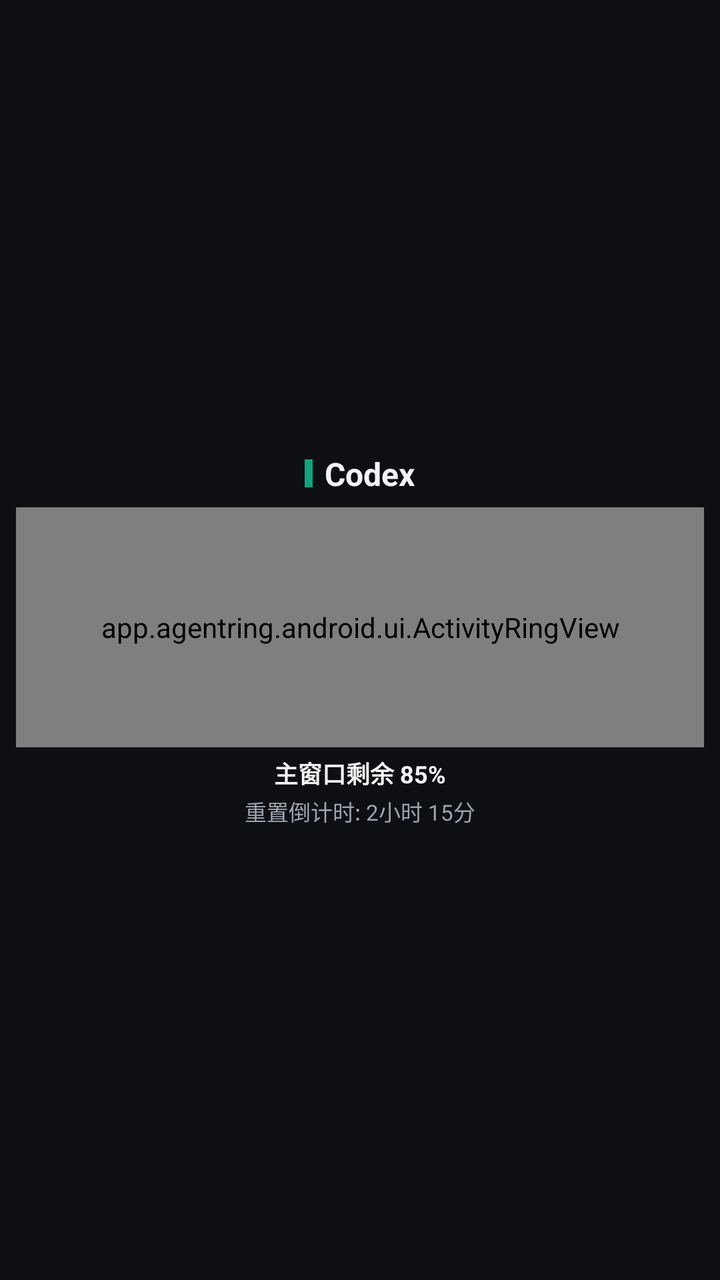
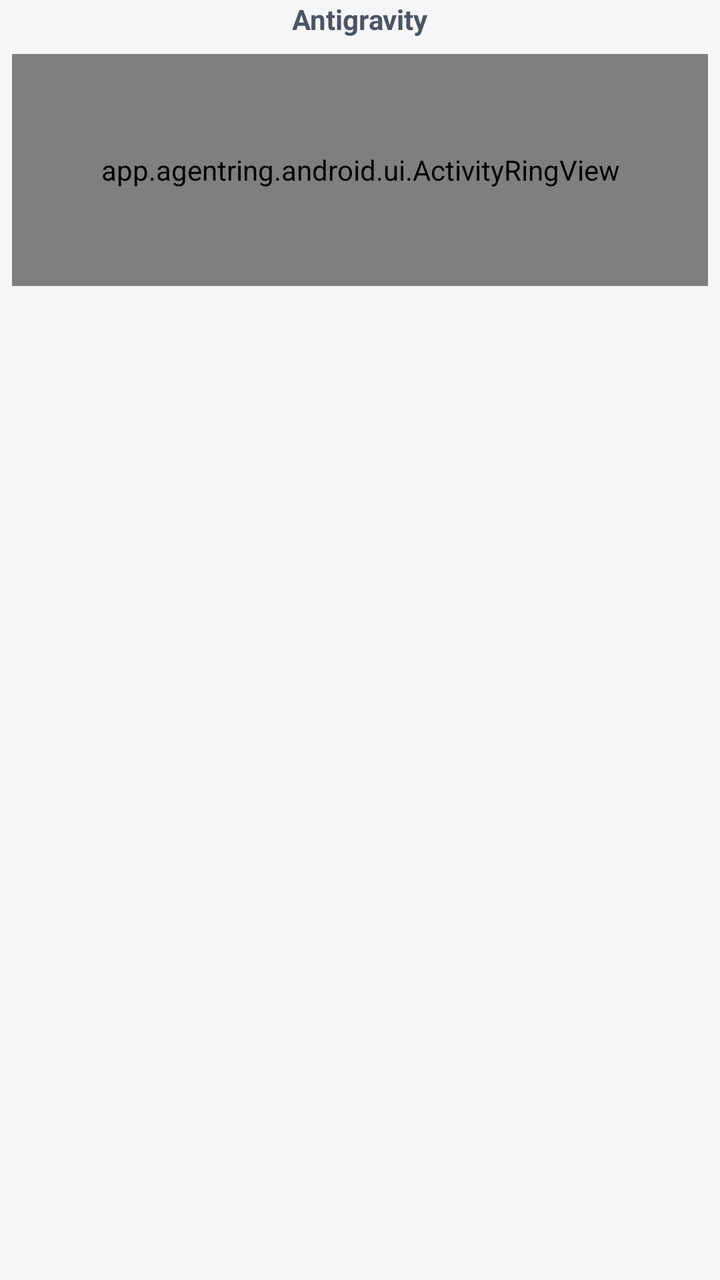

Screens rendered from an Android XML layout before and after an edit, with the pre-edit source and the edit as a unified diff.
<!-- AndroidManifest.xml: application theme Theme.AgentRing -->
<!-- res/layout/item_provider_column.xml -->
<?xml version="1.0" encoding="utf-8"?>
<LinearLayout xmlns:android="http://schemas.android.com/apk/res/android"
    android:layout_width="0dp"
    android:layout_height="match_parent"
    android:layout_weight="1"
    android:gravity="center_horizontal|center_vertical"
    android:orientation="vertical"
    android:paddingStart="8dp"
    android:paddingTop="4dp"
    android:paddingEnd="8dp"
    android:paddingBottom="4dp">

    
    <LinearLayout
        android:layout_width="wrap_content"
        android:layout_height="wrap_content"
        android:gravity="center_vertical"
        android:orientation="horizontal">

        <View
            android:id="@+id/providerColorIndicator"
            android:layout_width="4dp"
            android:layout_height="14dp"
            android:layout_marginEnd="6dp"
            android:background="@color/codex_primary" />

        <TextView
            android:id="@+id/providerName"
            android:layout_width="wrap_content"
            android:layout_height="wrap_content"
            android:text="Codex"
            android:textColor="@color/text_primary"
            android:textSize="16sp"
            android:textStyle="bold" />
    </LinearLayout>

    
    <FrameLayout
        android:id="@+id/ringContainer"
        android:layout_width="match_parent"
        android:layout_height="120dp"
        android:layout_marginTop="6dp"
        android:layout_marginBottom="4dp">

        <app.agentring.android.ui.ActivityRingView
            android:id="@+id/activityRingView"
            android:layout_width="match_parent"
            android:layout_height="match_parent"
            android:layout_gravity="center" />
    </FrameLayout>

    
    <TextView
        android:id="@+id/primaryLabel"
        android:layout_width="wrap_content"
        android:layout_height="wrap_content"
        android:gravity="center"
        android:text="主窗口剩余 85%"
        android:textColor="@color/text_primary"
        android:textSize="12sp"
        android:textStyle="bold" />

    
    <TextView
        android:id="@+id/resetCountdown"
        android:layout_width="wrap_content"
        android:layout_height="wrap_content"
        android:layout_marginTop="2dp"
        android:gravity="center"
        android:text="重置倒计时: 2小时 15分"
        android:textColor="@color/text_secondary"
        android:textSize="11sp" />

    
    <LinearLayout
        android:id="@+id/secondaryLayout"
        android:layout_width="wrap_content"
        android:layout_height="wrap_content"
        android:layout_marginTop="5dp"
        android:background="@drawable/bg_pill"
        android:gravity="center_vertical"
        android:orientation="horizontal"
        android:paddingStart="8dp"
        android:paddingTop="3dp"
        android:paddingEnd="8dp"
        android:paddingBottom="3dp"
        android:visibility="gone">

        <TextView
            android:id="@+id/secondaryLabel"
            android:layout_width="wrap_content"
            android:layout_height="wrap_content"
            android:text="7天窗口 剩余"
            android:textColor="@color/text_secondary"
            android:textSize="10sp" />

        <TextView
            android:id="@+id/secondaryPercent"
            android:layout_width="wrap_content"
            android:layout_height="wrap_content"
            android:layout_marginStart="4dp"
            android:text="92%"
            android:textColor="@color/text_primary"
            android:textSize="11sp"
            android:textStyle="bold" />
    </LinearLayout>

    
    <TextView
        android:id="@+id/extraInfo"
        android:layout_width="wrap_content"
        android:layout_height="wrap_content"
        android:layout_marginTop="4dp"
        android:gravity="center"
        android:text="Credits 余额: $25.00"
        android:textColor="@color/text_tertiary"
        android:textSize="10sp"
        android:visibility="gone" />

</LinearLayout>
<!-- resources referenced by this layout -->
<resources>
  <color name="codex_primary">#10A37F</color>
  <color name="text_primary">#F3F4F6</color>
  <color name="text_secondary">#9CA3AF</color>
  <color name="text_tertiary">#6B7280</color>
  <!-- drawable bg_pill (drawable) -->
  <?xml version="1.0" encoding="utf-8"?>
  <shape xmlns:android="http://schemas.android.com/apk/res/android"
      android:shape="rectangle">
      <corners android:radius="16dp" />
      <solid android:color="@color/bg_pill" />
      <stroke android:width="1dp" android:color="@color/border_card" />
  </shape>
  <style name="Theme.AgentRing" parent="Theme.MaterialComponents.NoActionBar">
          <item name="colorPrimary">@color/codex_primary</item>
          <item name="colorPrimaryVariant">@color/codex_secondary</item>
          <item name="colorOnPrimary">@color/text_primary</item>
          <item name="android:statusBarColor">@color/bg_main</item>
          <item name="android:navigationBarColor">@color/bg_main</item>
          <item name="android:windowBackground">@color/bg_main</item>
      </style>
  <color name="bg_pill">#1E222B</color>
  <color name="border_card">#272B35</color>
  <color name="codex_secondary">#059669</color>
  <color name="bg_main">#0D0F12</color>
</resources>

<!-- the commit's change to res/layout/item_provider_column.xml (unified diff, before → after) -->
@@ -1,46 +1,32 @@
 <?xml version="1.0" encoding="utf-8"?>
 <LinearLayout xmlns:android="http://schemas.android.com/apk/res/android"
     android:layout_width="0dp"
-    android:layout_height="match_parent"
+    android:layout_height="wrap_content"
     android:layout_weight="1"
-    android:gravity="center_horizontal|center_vertical"
+    android:gravity="top|center_horizontal"
     android:orientation="vertical"
-    android:paddingStart="8dp"
-    android:paddingTop="4dp"
-    android:paddingEnd="8dp"
-    android:paddingBottom="4dp">
+    android:paddingStart="6dp"
+    android:paddingTop="0dp"
+    android:paddingEnd="6dp"
+    android:paddingBottom="0dp">
 
     
-    <LinearLayout
+    <TextView
+        android:id="@+id/providerName"
         android:layout_width="wrap_content"
         android:layout_height="wrap_content"
-        android:gravity="center_vertical"
-        android:orientation="horizontal">
-
-        <View
-            android:id="@+id/providerColorIndicator"
-            android:layout_width="4dp"
-            android:layout_height="14dp"
-            android:layout_marginEnd="6dp"
-            android:background="@color/codex_primary" />
-
-        <TextView
-            android:id="@+id/providerName"
-            android:layout_width="wrap_content"
-            android:layout_height="wrap_content"
-            android:text="Codex"
-            android:textColor="@color/text_primary"
-            android:textSize="16sp"
-            android:textStyle="bold" />
-    </LinearLayout>
+        android:text="Antigravity"
+        android:textColor="@color/column_title"
+        android:textSize="14sp"
+        android:textStyle="bold" />
 
     
     <FrameLayout
         android:id="@+id/ringContainer"
         android:layout_width="match_parent"
-        android:layout_height="120dp"
-        android:layout_marginTop="6dp"
-        android:layout_marginBottom="4dp">
+        android:layout_height="116dp"
+        android:layout_marginTop="8dp"
+        android:layout_marginBottom="10dp">
 
         <app.agentring.android.ui.ActivityRingView
             android:id="@+id/activityRingView"
@@ -50,71 +36,10 @@
     </FrameLayout>
 
     
-    <TextView
-        android:id="@+id/primaryLabel"
-        android:layout_width="wrap_content"
+    <LinearLayout
+        android:id="@+id/rowsContainer"
+        android:layout_width="match_parent"
         android:layout_height="wrap_content"
-        android:gravity="center"
-        android:text="主窗口剩余 85%"
-        android:textColor="@color/text_primary"
-        android:textSize="12sp"
-        android:textStyle="bold" />
-
-    
-    <TextView
-        android:id="@+id/resetCountdown"
-        android:layout_width="wrap_content"
-        android:layout_height="wrap_content"
-        android:layout_marginTop="2dp"
-        android:gravity="center"
-        android:text="重置倒计时: 2小时 15分"
-        android:textColor="@color/text_secondary"
-        android:textSize="11sp" />
-
-    
-    <LinearLayout
-        android:id="@+id/secondaryLayout"
-        android:layout_width="wrap_content"
-        android:layout_height="wrap_content"
-        android:layout_marginTop="5dp"
-        android:background="@drawable/bg_pill"
-        android:gravity="center_vertical"
-        android:orientation="horizontal"
-        android:paddingStart="8dp"
-        android:paddingTop="3dp"
-        android:paddingEnd="8dp"
-        android:paddingBottom="3dp"
-        android:visibility="gone">
-
-        <TextView
-            android:id="@+id/secondaryLabel"
-            android:layout_width="wrap_content"
-            android:layout_height="wrap_content"
-            android:text="7天窗口 剩余"
-            android:textColor="@color/text_secondary"
-            android:textSize="10sp" />
-
-        <TextView
-            android:id="@+id/secondaryPercent"
-            android:layout_width="wrap_content"
-            android:layout_height="wrap_content"
-            android:layout_marginStart="4dp"
-            android:text="92%"
-            android:textColor="@color/text_primary"
-            android:textSize="11sp"
-            android:textStyle="bold" />
-    </LinearLayout>
-
-    
-    <TextView
-        android:id="@+id/extraInfo"
-        android:layout_width="wrap_content"
-        android:layout_height="wrap_content"
-        android:layout_marginTop="4dp"
-        android:gravity="center"
-        android:text="Credits 余额: $25.00"
-        android:textColor="@color/text_tertiary"
-        android:textSize="10sp"
-        android:visibility="gone" />
+        android:orientation="vertical" />
 
 </LinearLayout>
<!-- resource entries referenced after the edit -->
@@ -1,17 +1,6 @@
 <!-- resources referenced by this layout -->
 <resources>
-  <color name="codex_primary">#10A37F</color>
-  <color name="text_primary">#F3F4F6</color>
-  <color name="text_secondary">#9CA3AF</color>
-  <color name="text_tertiary">#6B7280</color>
-  <!-- drawable bg_pill (drawable) -->
-  <?xml version="1.0" encoding="utf-8"?>
-  <shape xmlns:android="http://schemas.android.com/apk/res/android"
-      android:shape="rectangle">
-      <corners android:radius="16dp" />
-      <solid android:color="@color/bg_pill" />
-      <stroke android:width="1dp" android:color="@color/border_card" />
-  </shape>
+  <color name="column_title">#4B5563</color>
   <style name="Theme.AgentRing" parent="Theme.MaterialComponents.NoActionBar">
           <item name="colorPrimary">@color/codex_primary</item>
           <item name="colorPrimaryVariant">@color/codex_secondary</item>
@@ -20,9 +9,9 @@
           <item name="android:navigationBarColor">@color/bg_main</item>
           <item name="android:windowBackground">@color/bg_main</item>
       </style>
-  <color name="bg_pill">#1E222B</color>
-  <color name="border_card">#272B35</color>
-  <color name="codex_secondary">#059669</color>
-  <color name="bg_main">#0D0F12</color>
+  <color name="codex_primary">#718F66</color>
+  <color name="codex_secondary">#58744F</color>
+  <color name="text_primary">#111827</color>
+  <color name="bg_main">#F5F6F8</color>
 </resources>
 
